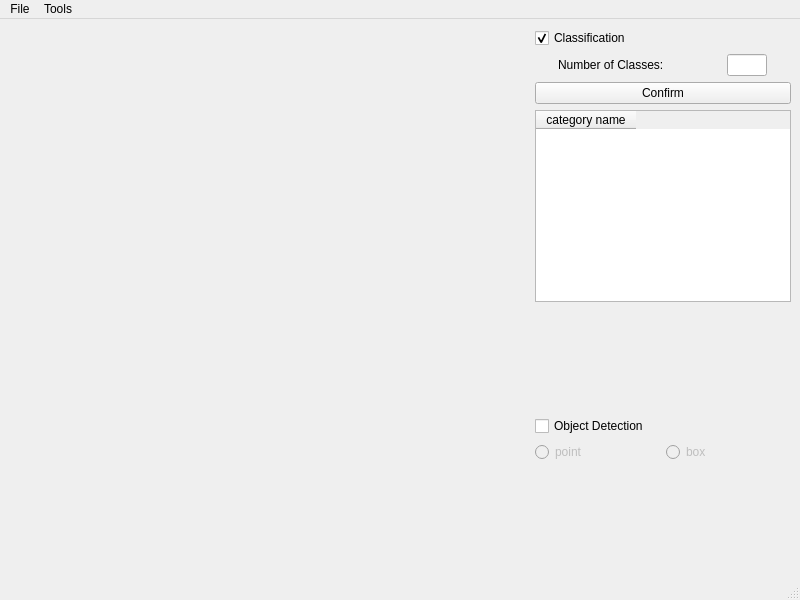
Qt form main_window.ui (KarolBo/labeling_tool) before a commit.
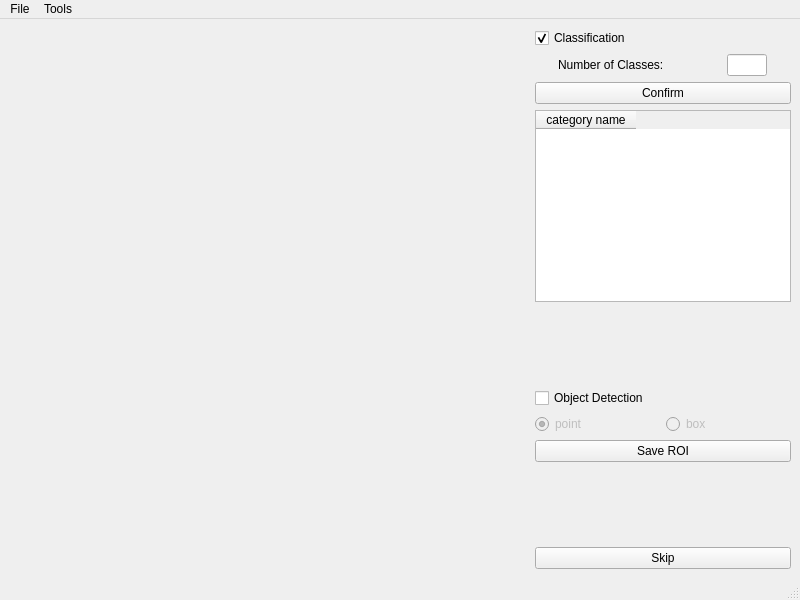
The same form after that commit. Custom widgets are drawn as their Qt base class.

Commit message: object selection

The edit to the form file:
```diff
--- a/main_window.ui
+++ b/main_window.ui
@@ -147,6 +147,12 @@
           <property name="text">
            <string>point</string>
           </property>
+          <property name="checked">
+           <bool>true</bool>
+          </property>
+          <attribute name="buttonGroup">
+           <string notr="true">buttonGroup</string>
+          </attribute>
          </widget>
         </item>
         <item>
@@ -161,6 +167,13 @@
         </item>
        </layout>
       </item>
+      <item>
+       <widget class="QPushButton" name="button_save_roi">
+        <property name="text">
+         <string>Save ROI</string>
+        </property>
+       </widget>
+      </item>
       <item>
        <spacer name="verticalSpacer">
         <property name="orientation">
@@ -176,6 +189,13 @@
       </item>
      </layout>
     </item>
+    <item row="2" column="1">
+     <widget class="QPushButton" name="button_skip">
+      <property name="text">
+       <string>Skip</string>
+      </property>
+     </widget>
+    </item>
    </layout>
   </widget>
   <widget class="QMenuBar" name="menubar">
```
Left out of the diff: 6 changed lines with no effect on the pictures. The commit also changes 2 other files.
